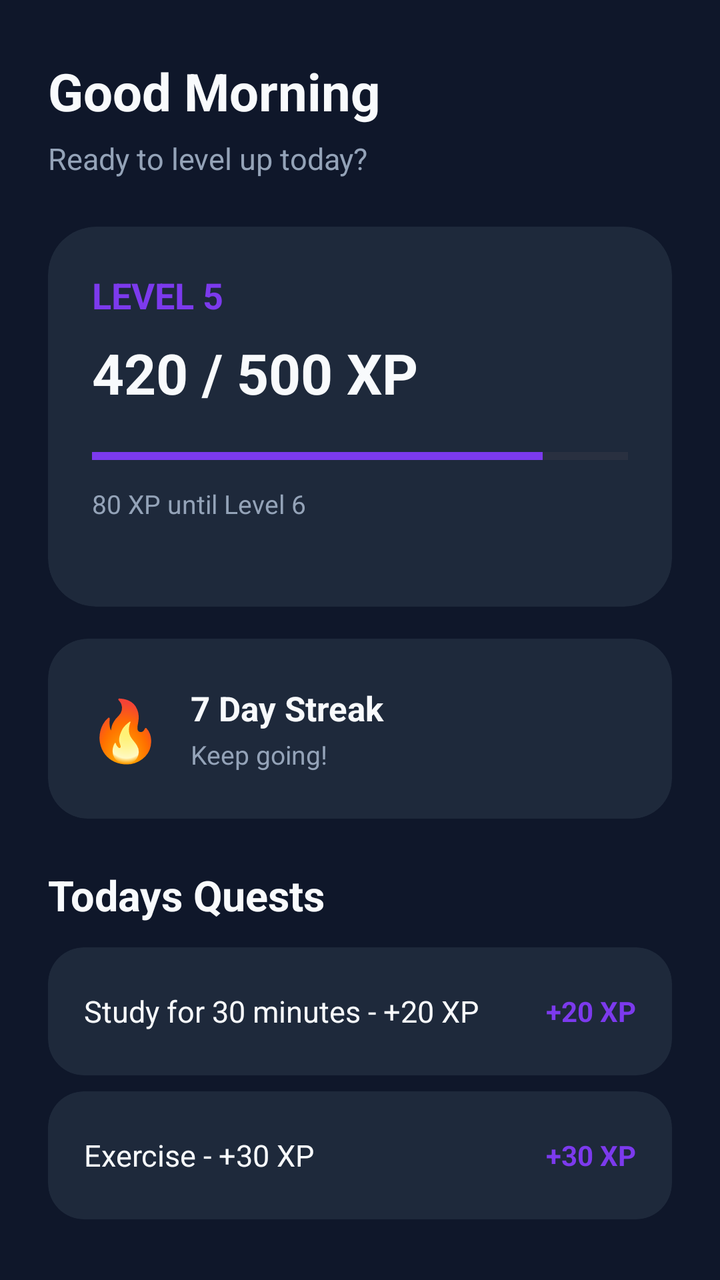
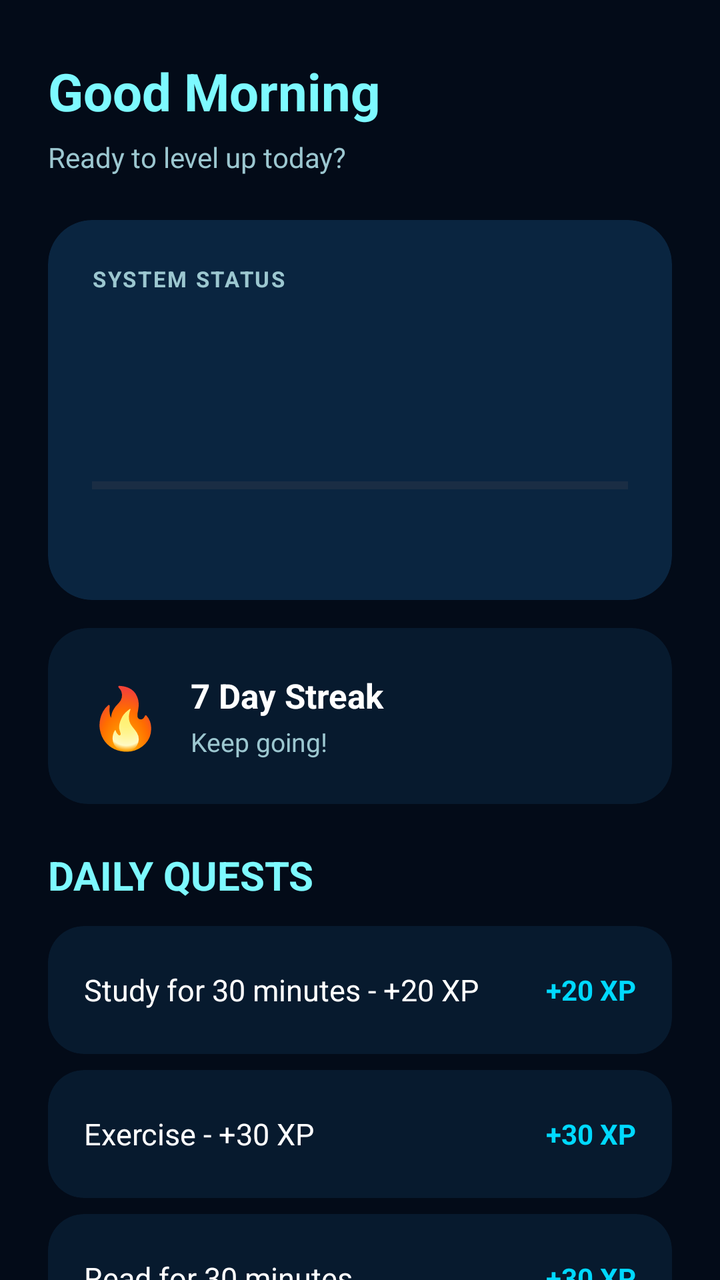

The first picture is an Android layout as it rendered before a commit; the second is the same layout after the commit. The layout source and the unified diff follow.
<!-- AndroidManifest.xml: application theme Theme.LevelUp -->
<!-- res/layout/fragment_home.xml -->
<?xml version="1.0" encoding="utf-8"?>
<androidx.constraintlayout.widget.ConstraintLayout
    xmlns:android="http://schemas.android.com/apk/res/android"
    xmlns:app="http://schemas.android.com/apk/res-auto"
    xmlns:tools="http://schemas.android.com/tools"
    android:id="@+id/homeRoot"
    android:layout_width="match_parent"
    android:layout_height="match_parent"
    android:background="@color/levelup_background"
    tools:context=".HomeFragment">

    

    <TextView
        android:id="@+id/tvWelcome"
        android:layout_width="0dp"
        android:layout_height="wrap_content"
        android:layout_marginStart="24dp"
        android:layout_marginTop="28dp"
        android:layout_marginEnd="24dp"
        android:text="@string/welcome_message"
        android:textColor="@color/levelup_text_primary"
        android:textSize="26sp"
        android:textStyle="bold"
        app:layout_constraintEnd_toEndOf="parent"
        app:layout_constraintStart_toStartOf="parent"
        app:layout_constraintTop_toTopOf="parent" />

    

    <TextView
        android:id="@+id/tvSubtitle"
        android:layout_width="0dp"
        android:layout_height="wrap_content"
        android:layout_marginTop="6dp"
        android:text="@string/welcome_subtitle"
        android:textColor="@color/levelup_text_secondary"
        android:textSize="15sp"
        app:layout_constraintEnd_toEndOf="@id/tvWelcome"
        app:layout_constraintStart_toStartOf="@id/tvWelcome"
        app:layout_constraintTop_toBottomOf="@id/tvWelcome" />

    

    <androidx.cardview.widget.CardView
        android:id="@+id/cardLevel"
        android:layout_width="0dp"
        android:layout_height="190dp"
        android:layout_marginStart="24dp"
        android:layout_marginTop="24dp"
        android:layout_marginEnd="24dp"
        app:cardBackgroundColor="@color/levelup_surface"
        app:cardCornerRadius="24dp"
        app:cardElevation="0dp"
        app:layout_constraintEnd_toEndOf="parent"
        app:layout_constraintStart_toStartOf="parent"
        app:layout_constraintTop_toBottomOf="@id/tvSubtitle">

        <LinearLayout
            android:layout_width="match_parent"
            android:layout_height="match_parent"
            android:orientation="vertical"
            android:padding="22dp">

            <TextView
                android:layout_width="wrap_content"
                android:layout_height="wrap_content"
                android:text="@string/level_5"
                android:textColor="@color/levelup_primary"
                android:textSize="18sp"
                android:textStyle="bold" />

            <TextView
                android:id="@+id/tvXpProgress"
                android:layout_width="wrap_content"
                android:layout_height="wrap_content"
                android:layout_marginTop="8dp"
                android:text="@string/xp_progress"
                android:textColor="@color/levelup_text_primary"
                android:textSize="28sp"
                android:textStyle="bold" />

            <ProgressBar
                android:id="@+id/xpProgressBar"
                style="?android:attr/progressBarStyleHorizontal"
                android:layout_width="match_parent"
                android:layout_height="10dp"
                android:layout_marginTop="18dp"
                android:max="500"
                android:progress="420"
                android:progressTint="@color/levelup_primary" />

            <TextView
                android:layout_width="wrap_content"
                android:layout_height="wrap_content"
                android:layout_marginTop="10dp"
                android:text="@string/xp_until_level"
                android:textColor="@color/levelup_text_secondary"
                android:textSize="13sp" />

        </LinearLayout>

    </androidx.cardview.widget.CardView>

    

    <androidx.cardview.widget.CardView
        android:id="@+id/cardStreak"
        android:layout_width="0dp"
        android:layout_height="90dp"
        android:layout_marginStart="24dp"
        android:layout_marginTop="16dp"
        android:layout_marginEnd="24dp"
        app:cardBackgroundColor="@color/levelup_surface"
        app:cardCornerRadius="20dp"
        app:cardElevation="0dp"
        app:layout_constraintEnd_toEndOf="parent"
        app:layout_constraintStart_toStartOf="parent"
        app:layout_constraintTop_toBottomOf="@id/cardLevel">

        <LinearLayout
            android:layout_width="match_parent"
            android:layout_height="match_parent"
            android:gravity="center_vertical"
            android:orientation="horizontal"
            android:paddingStart="20dp"
            android:paddingEnd="20dp">

            <TextView
                android:layout_width="wrap_content"
                android:layout_height="wrap_content"
                android:text="🔥"
                android:textSize="30sp" />

            <LinearLayout
                android:layout_width="wrap_content"
                android:layout_height="wrap_content"
                android:layout_marginStart="14dp"
                android:orientation="vertical">

                <TextView
                    android:layout_width="wrap_content"
                    android:layout_height="wrap_content"
                    android:text="@string/seven_day_streak"
                    android:textColor="@color/levelup_text_primary"
                    android:textSize="17sp"
                    android:textStyle="bold" />

                <TextView
                    android:layout_width="wrap_content"
                    android:layout_height="wrap_content"
                    android:layout_marginTop="3dp"
                    android:text="@string/keep_going"
                    android:textColor="@color/levelup_text_secondary"
                    android:textSize="13sp" />

            </LinearLayout>

        </LinearLayout>

    </androidx.cardview.widget.CardView>

    

    <TextView
        android:id="@+id/tvQuests"
        android:layout_width="0dp"
        android:layout_height="wrap_content"
        android:layout_marginStart="24dp"
        android:layout_marginTop="24dp"
        android:layout_marginEnd="24dp"
        android:text="@string/todays_quests"
        android:textColor="@color/levelup_text_primary"
        android:textSize="21sp"
        android:textStyle="bold"
        app:layout_constraintEnd_toEndOf="parent"
        app:layout_constraintStart_toStartOf="parent"
        app:layout_constraintTop_toBottomOf="@id/cardStreak" />

    

    <androidx.cardview.widget.CardView
        android:id="@+id/cardQuest1"
        android:layout_width="0dp"
        android:layout_height="64dp"
        android:layout_marginStart="24dp"
        android:layout_marginTop="12dp"
        android:layout_marginEnd="24dp"
        android:clickable="true"
        android:focusable="true"
        app:cardBackgroundColor="@color/levelup_surface"
        app:cardCornerRadius="18dp"
        app:cardElevation="0dp"
        app:layout_constraintEnd_toEndOf="parent"
        app:layout_constraintStart_toStartOf="parent"
        app:layout_constraintTop_toBottomOf="@id/tvQuests">

        <LinearLayout
            android:layout_width="match_parent"
            android:layout_height="match_parent"
            android:gravity="center_vertical"
            android:orientation="horizontal"
            android:paddingStart="18dp"
            android:paddingEnd="18dp">

            <TextView
                android:id="@+id/tvQuest1"
                android:layout_width="0dp"
                android:layout_height="wrap_content"
                android:layout_weight="1"
                android:text="@string/study_quest"
                android:textColor="@color/levelup_text_primary"
                android:textSize="15sp" />

            <TextView
                android:id="@+id/tvQuest1Xp"
                android:layout_width="wrap_content"
                android:layout_height="wrap_content"
                android:text="+20 XP"
                android:textColor="@color/levelup_primary"
                android:textSize="14sp"
                android:textStyle="bold" />

        </LinearLayout>

    </androidx.cardview.widget.CardView>

    

    <androidx.cardview.widget.CardView
        android:id="@+id/cardQuest2"
        android:layout_width="0dp"
        android:layout_height="64dp"
        android:layout_marginStart="24dp"
        android:layout_marginTop="8dp"
        android:layout_marginEnd="24dp"
        android:clickable="true"
        android:focusable="true"
        app:cardBackgroundColor="@color/levelup_surface"
        app:cardCornerRadius="18dp"
        app:cardElevation="0dp"
        app:layout_constraintEnd_toEndOf="parent"
        app:layout_constraintStart_toStartOf="parent"
        app:layout_constraintTop_toBottomOf="@id/cardQuest1">

        <LinearLayout
            android:layout_width="match_parent"
            android:layout_height="match_parent"
            android:gravity="center_vertical"
            android:orientation="horizontal"
            android:paddingStart="18dp"
            android:paddingEnd="18dp">

            <TextView
                android:id="@+id/tvQuest2"
                android:layout_width="0dp"
                android:layout_height="wrap_content"
                android:layout_weight="1"
                android:text="@string/exercise_quest"
                android:textColor="@color/levelup_text_primary"
                android:textSize="15sp" />

            <TextView
                android:id="@+id/tvQuest2Xp"
                android:layout_width="wrap_content"
                android:layout_height="wrap_content"
                android:text="+30 XP"
                android:textColor="@color/levelup_primary"
                android:textSize="14sp"
                android:textStyle="bold" />

        </LinearLayout>

    </androidx.cardview.widget.CardView>

</androidx.constraintlayout.widget.ConstraintLayout>
<!-- resources referenced by this layout -->
<resources>
  <color name="levelup_background">#0F172A</color>
  <color name="levelup_primary">#7C3AED</color>
  <color name="levelup_surface">#1E293B</color>
  <color name="levelup_text_primary">#F8FAFC</color>
  <color name="levelup_text_secondary">#94A3B8</color>
  <string name="exercise_quest">Exercise - +30 XP</string>
  <string name="keep_going">Keep going!</string>
  <string name="level_5">LEVEL 5</string>
  <string name="seven_day_streak">7 Day Streak</string>
  <string name="study_quest">Study for 30 minutes - +20 XP</string>
  <string name="todays_quests">Todays Quests</string>
  <string name="welcome_message">Good Morning</string>
  <string name="welcome_subtitle">Ready to level up today?</string>
  <string name="xp_progress">420 / 500 XP</string>
  <string name="xp_until_level">80 XP until Level 6</string>
  <style name="Theme.LevelUp" parent="Base.Theme.LevelUp" />
  <style name="Base.Theme.LevelUp" parent="Theme.Material3.DayNight.NoActionBar">
  
          
          <item name="android:windowBackground">@color/levelup_background</item>
  
          
          <item name="android:statusBarColor">@color/levelup_background</item>
          <item name="android:navigationBarColor">@color/levelup_background</item>
  
          
          <item name="android:windowLightStatusBar">false</item>
  
  
          
          <item name="colorPrimary">@color/levelup_primary</item>
          <item name="colorSecondary">@color/levelup_cyan</item>
          <item name="colorSurface">@color/levelup_surface</item>
  
      </style>
  <color name="levelup_cyan">#06B6D4</color>
</resources>

<!-- the commit's change to res/layout/fragment_home.xml (unified diff, before → after) -->
@@ -19,14 +19,12 @@
         android:layout_marginTop="28dp"
         android:layout_marginEnd="24dp"
         android:text="@string/welcome_message"
-        android:textColor="@color/levelup_text_primary"
+        android:textColor="@color/levelup_cyan"
         android:textSize="26sp"
         android:textStyle="bold"
         app:layout_constraintEnd_toEndOf="parent"
         app:layout_constraintStart_toStartOf="parent"
         app:layout_constraintTop_toTopOf="parent" />
-
-    
 
     <TextView
         android:id="@+id/tvSubtitle"
@@ -35,7 +33,7 @@
         android:layout_marginTop="6dp"
         android:text="@string/welcome_subtitle"
         android:textColor="@color/levelup_text_secondary"
-        android:textSize="15sp"
+        android:textSize="14sp"
         app:layout_constraintEnd_toEndOf="@id/tvWelcome"
         app:layout_constraintStart_toStartOf="@id/tvWelcome"
         app:layout_constraintTop_toBottomOf="@id/tvWelcome" />
@@ -47,10 +45,10 @@
         android:layout_width="0dp"
         android:layout_height="190dp"
         android:layout_marginStart="24dp"
-        android:layout_marginTop="24dp"
-        android:layout_marginEnd="24dp"
-        app:cardBackgroundColor="@color/levelup_surface"
-        app:cardCornerRadius="24dp"
+        android:layout_marginTop="22dp"
+        android:layout_marginEnd="24dp"
+        app:cardBackgroundColor="@color/system_panel"
+        app:cardCornerRadius="22dp"
         app:cardElevation="0dp"
         app:layout_constraintEnd_toEndOf="parent"
         app:layout_constraintStart_toStartOf="parent"
@@ -65,8 +63,18 @@
             <TextView
                 android:layout_width="wrap_content"
                 android:layout_height="wrap_content"
-                android:text="@string/level_5"
-                android:textColor="@color/levelup_primary"
+                android:text="SYSTEM STATUS"
+                android:textColor="@color/levelup_text_secondary"
+                android:textSize="11sp"
+                android:textStyle="bold"
+                android:letterSpacing="0.08" />
+
+            <TextView
+                android:id="@+id/tvLevel"
+                android:layout_width="wrap_content"
+                android:layout_height="wrap_content"
+                android:layout_marginTop="8dp"
+                android:textColor="@color/levelup_cyan"
                 android:textSize="18sp"
                 android:textStyle="bold" />
 
@@ -74,8 +82,7 @@
                 android:id="@+id/tvXpProgress"
                 android:layout_width="wrap_content"
                 android:layout_height="wrap_content"
-                android:layout_marginTop="8dp"
-                android:text="@string/xp_progress"
+                android:layout_marginTop="5dp"
                 android:textColor="@color/levelup_text_primary"
                 android:textSize="28sp"
                 android:textStyle="bold" />
@@ -84,18 +91,17 @@
                 android:id="@+id/xpProgressBar"
                 style="?android:attr/progressBarStyleHorizontal"
                 android:layout_width="match_parent"
-                android:layout_height="10dp"
-                android:layout_marginTop="18dp"
-                android:max="500"
-                android:progress="420"
+                android:layout_height="9dp"
+                android:layout_marginTop="17dp"
+                android:max="100"
                 android:progressTint="@color/levelup_primary" />
 
             <TextView
-                android:layout_width="wrap_content"
-                android:layout_height="wrap_content"
-                android:layout_marginTop="10dp"
-                android:text="@string/xp_until_level"
-                android:textColor="@color/levelup_text_secondary"
+                android:id="@+id/tvXpUntilLevel"
+                android:layout_width="wrap_content"
+                android:layout_height="wrap_content"
+                android:layout_marginTop="9dp"
+                android:textColor="@color/levelup_cyan"
                 android:textSize="13sp" />
 
         </LinearLayout>
@@ -107,9 +113,9 @@
     <androidx.cardview.widget.CardView
         android:id="@+id/cardStreak"
         android:layout_width="0dp"
-        android:layout_height="90dp"
-        android:layout_marginStart="24dp"
-        android:layout_marginTop="16dp"
+        android:layout_height="88dp"
+        android:layout_marginStart="24dp"
+        android:layout_marginTop="14dp"
         android:layout_marginEnd="24dp"
         app:cardBackgroundColor="@color/levelup_surface"
         app:cardCornerRadius="20dp"
@@ -167,11 +173,11 @@
         android:layout_width="0dp"
         android:layout_height="wrap_content"
         android:layout_marginStart="24dp"
-        android:layout_marginTop="24dp"
-        android:layout_marginEnd="24dp"
-        android:text="@string/todays_quests"
-        android:textColor="@color/levelup_text_primary"
-        android:textSize="21sp"
+        android:layout_marginTop="22dp"
+        android:layout_marginEnd="24dp"
+        android:text="DAILY QUESTS"
+        android:textColor="@color/levelup_cyan"
+        android:textSize="20sp"
         android:textStyle="bold"
         app:layout_constraintEnd_toEndOf="parent"
         app:layout_constraintStart_toStartOf="parent"
@@ -273,4 +279,66 @@
 
     </androidx.cardview.widget.CardView>
 
+    
+
+    <androidx.cardview.widget.CardView
+        android:id="@+id/cardQuest3"
+        android:layout_width="0dp"
+        android:layout_height="64dp"
+        android:layout_marginStart="24dp"
+        android:layout_marginTop="8dp"
+        android:layout_marginEnd="24dp"
+        app:cardBackgroundColor="@color/levelup_surface"
+        app:cardCornerRadius="18dp"
+        app:cardElevation="0dp"
+        app:layout_constraintEnd_toEndOf="parent"
+        app:layout_constraintStart_toStartOf="parent"
+        app:layout_constraintTop_toBottomOf="@id/cardQuest2">
+
+        <LinearLayout
+            android:layout_width="match_parent"
+            android:layout_height="match_parent"
+            android:gravity="center_vertical"
+            android:orientation="horizontal"
+            android:paddingStart="18dp"
+            android:paddingEnd="18dp">
+
+            <TextView
+                android:id="@+id/tvQuest3"
+                android:layout_width="0dp"
+                android:layout_height="wrap_content"
+                android:layout_weight="1"
+                android:text="Read for 30 minutes"
+                android:textColor="@color/levelup_text_primary"
+                android:textSize="15sp" />
+
+            <TextView
+                android:id="@+id/tvQuest3Xp"
+                android:layout_width="wrap_content"
+                android:layout_height="wrap_content"
+                android:text="+30 XP"
+                android:textColor="@color/levelup_primary"
+                android:textSize="14sp"
+                android:textStyle="bold" />
+
+        </LinearLayout>
+
+    </androidx.cardview.widget.CardView>
+
+    <Button
+        android:id="@+id/btnAddQuest"
+        android:layout_width="0dp"
+        android:layout_height="56dp"
+        android:layout_marginStart="24dp"
+        android:layout_marginTop="16dp"
+        android:layout_marginEnd="24dp"
+        android:text="+  ADD QUEST"
+        android:textColor="@color/levelup_text_primary"
+        android:textSize="15sp"
+        android:textStyle="bold"
+        android:backgroundTint="@color/levelup_primary"
+        app:layout_constraintEnd_toEndOf="parent"
+        app:layout_constraintStart_toStartOf="parent"
+        app:layout_constraintTop_toBottomOf="@id/cardQuest3" />
+
 </androidx.constraintlayout.widget.ConstraintLayout>
<!-- resource entries referenced after the edit -->
@@ -1,20 +1,17 @@
 <!-- resources referenced by this layout -->
 <resources>
-  <color name="levelup_background">#0F172A</color>
-  <color name="levelup_primary">#7C3AED</color>
-  <color name="levelup_surface">#1E293B</color>
-  <color name="levelup_text_primary">#F8FAFC</color>
-  <color name="levelup_text_secondary">#94A3B8</color>
+  <color name="levelup_background">#030B18</color>
+  <color name="levelup_primary">#00D9FF</color>
+  <color name="levelup_surface">#071A2E</color>
+  <color name="levelup_text_primary">#FFFFFF</color>
+  <color name="levelup_text_secondary">#9CC7D0</color>
+  <color name="system_panel">#0A2540</color>
   <string name="exercise_quest">Exercise - +30 XP</string>
   <string name="keep_going">Keep going!</string>
-  <string name="level_5">LEVEL 5</string>
   <string name="seven_day_streak">7 Day Streak</string>
   <string name="study_quest">Study for 30 minutes - +20 XP</string>
-  <string name="todays_quests">Todays Quests</string>
   <string name="welcome_message">Good Morning</string>
   <string name="welcome_subtitle">Ready to level up today?</string>
-  <string name="xp_progress">420 / 500 XP</string>
-  <string name="xp_until_level">80 XP until Level 6</string>
   <style name="Theme.LevelUp" parent="Base.Theme.LevelUp" />
   <style name="Base.Theme.LevelUp" parent="Theme.Material3.DayNight.NoActionBar">
   
@@ -35,6 +32,6 @@
           <item name="colorSurface">@color/levelup_surface</item>
   
       </style>
-  <color name="levelup_cyan">#06B6D4</color>
+  <color name="levelup_cyan">#7DF9FF</color>
 </resources>
 
